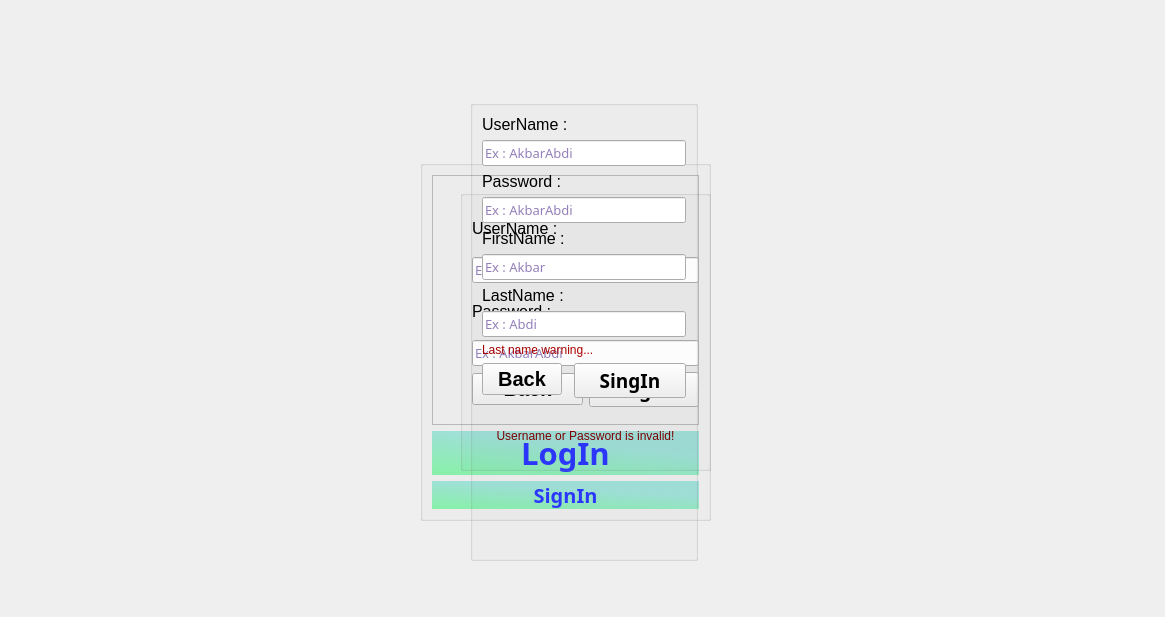
Old version of the form massenger/mainwindow.ui in the repository MahanBeidokhti/AP-Messenger.
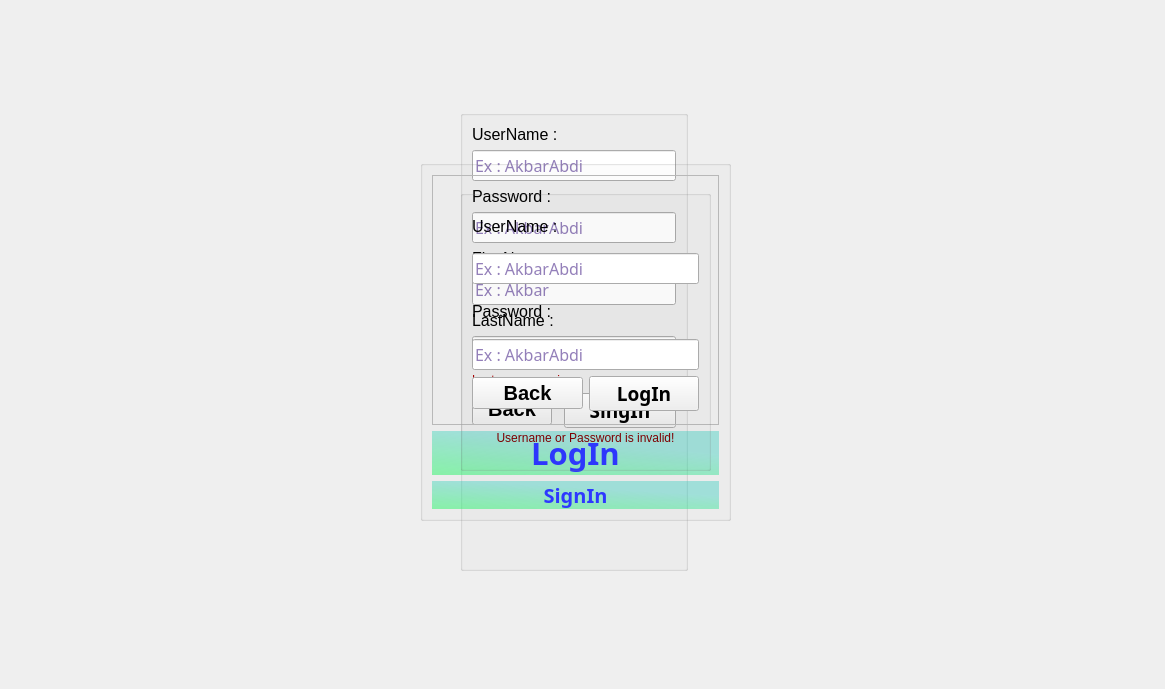
New version of the form. Icons and pictures are not drawn.

```diff
--- a/massenger/mainwindow.ui
+++ b/massenger/mainwindow.ui
@@ -7,14 +7,14 @@
     <x>0</x>
     <y>0</y>
     <width>1165</width>
-    <height>617</height>
+    <height>689</height>
    </rect>
   </property>
   <property name="windowTitle">
    <string>MainWindow</string>
   </property>
   <property name="styleSheet">
-   <string notr="true">background-image: url(:/Source/@metawalls.jpg);</string>
+   <string notr="true">background-color: qlineargradient(spread:pad, x1:0.019, y1:0.017, x2:1, y2:1, stop:0 rgba(85, 65, 4, 255), stop:0.16 rgba(151, 120, 32, 255), stop:0.225 rgba(157, 145, 39, 255), stop:0.295775 rgba(152, 180, 65, 255), stop:0.342723 rgba(137, 195, 95, 255), stop:0.408028 rgba(113, 218, 91, 255), stop:0.516432 rgba(94, 224, 67, 255), stop:0.57 rgba(119, 211, 99, 255), stop:0.635 rgba(130, 218, 107, 255), stop:0.695 rgba(159, 204, 60, 255), stop:0.75 rgba(148, 117, 0, 255), stop:0.815 rgba(161, 128, 0, 255), stop:0.88 rgba(110, 92, 30, 255), stop:0.935 rgba(76, 60, 14, 255), stop:1 rgba(35, 40, 3, 255));</string>
   </property>
   <widget class="QWidget" name="centralwidget">
    <widget class="QGroupBox" name="Login_Box">
@@ -27,8 +27,7 @@
      </rect>
     </property>
     <property name="styleSheet">
-     <string notr="true">border-color: rgb(255, 255, 255);
-background-image: url(:/Source/@metawalls.jpg);</string>
+     <string notr="true">border-co</string>
     </property>
     <property name="title">
      <string/>
@@ -53,7 +52,7 @@
        <property name="font">
         <font>
          <family>Segoe UI Variable Text Semiligh</family>
-         <pointsize>10</pointsize>
+         <pointsize>12</pointsize>
         </font>
        </property>
        <property name="styleSheet">
@@ -88,7 +87,7 @@
        <property name="font">
         <font>
          <family>Segoe UI Variable Text Semiligh</family>
-         <pointsize>10</pointsize>
+         <pointsize>12</pointsize>
         </font>
        </property>
        <property name="styleSheet">
@@ -147,14 +146,14 @@
    <widget class="QGroupBox" name="Signin_Box">
     <property name="geometry">
      <rect>
-      <x>470</x>
-      <y>100</y>
+      <x>460</x>
+      <y>110</y>
       <width>228</width>
       <height>461</height>
      </rect>
     </property>
     <property name="styleSheet">
-     <string notr="true">background-image: url(:/Source/@metawalls.jpg);</string>
+     <string notr="true"/>
     </property>
     <property name="title">
      <string/>
@@ -183,7 +182,7 @@
        <property name="font">
         <font>
          <family>Segoe UI Variable Text Semiligh</family>
-         <pointsize>10</pointsize>
+         <pointsize>12</pointsize>
         </font>
        </property>
        <property name="styleSheet">
@@ -212,7 +211,7 @@
        <property name="font">
         <font>
          <family>Segoe UI Variable Text Semiligh</family>
-         <pointsize>10</pointsize>
+         <pointsize>12</pointsize>
         </font>
        </property>
        <property name="styleSheet">
@@ -243,7 +242,7 @@
        <property name="font">
         <font>
          <family>Segoe UI Variable Text Semiligh</family>
-         <pointsize>10</pointsize>
+         <pointsize>12</pointsize>
         </font>
        </property>
        <property name="styleSheet">
@@ -274,7 +273,7 @@
        <property name="font">
         <font>
          <family>Segoe UI Variable Text Semiligh</family>
-         <pointsize>10</pointsize>
+         <pointsize>12</pointsize>
         </font>
        </property>
        <property name="styleSheet">
@@ -332,7 +331,7 @@
      <rect>
       <x>420</x>
       <y>160</y>
-      <width>291</width>
+      <width>311</width>
       <height>361</height>
      </rect>
     </property>
@@ -1034,9 +1033,9 @@
      </item>
     </layout>
    </widget>
+   <zorder>Signin_Box</zorder>
    <zorder>main_box</zorder>
    <zorder>Login_Box</zorder>
-   <zorder>Signin_Box</zorder>
   </widget>
  </widget>
  <resources/>
```
